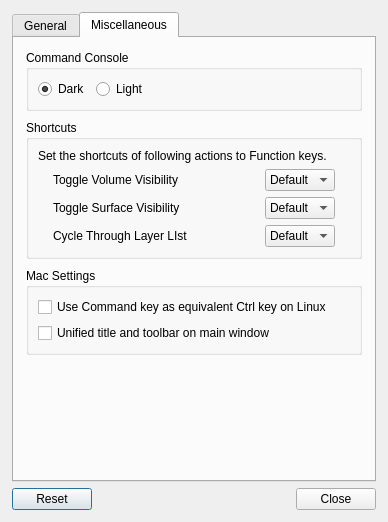
The window that freeview/DialogPreferences.ui (freesurfer/freesurfer) describes before a commit, drawn with Qt 5.
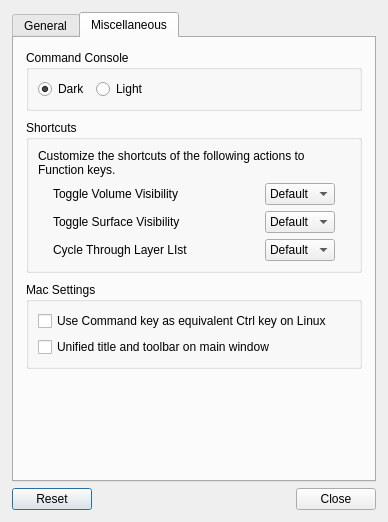
The same window after the commit. The open tabs and pages were chosen to show the change. Custom widgets are drawn as their Qt base class.

Commit message: Improvement on short key setting

Patch:
```diff
--- a/freeview/DialogPreferences.ui
+++ b/freeview/DialogPreferences.ui
@@ -487,7 +487,7 @@
           <item>
            <widget class="QLabel" name="label_13">
             <property name="text">
-             <string>Set the shortcuts of following actions to Function keys.</string>
+             <string>Customize the shortcuts of the following actions to Function keys.</string>
             </property>
             <property name="wordWrap">
              <bool>true</bool>
```
The commit also changes 1 other file.
